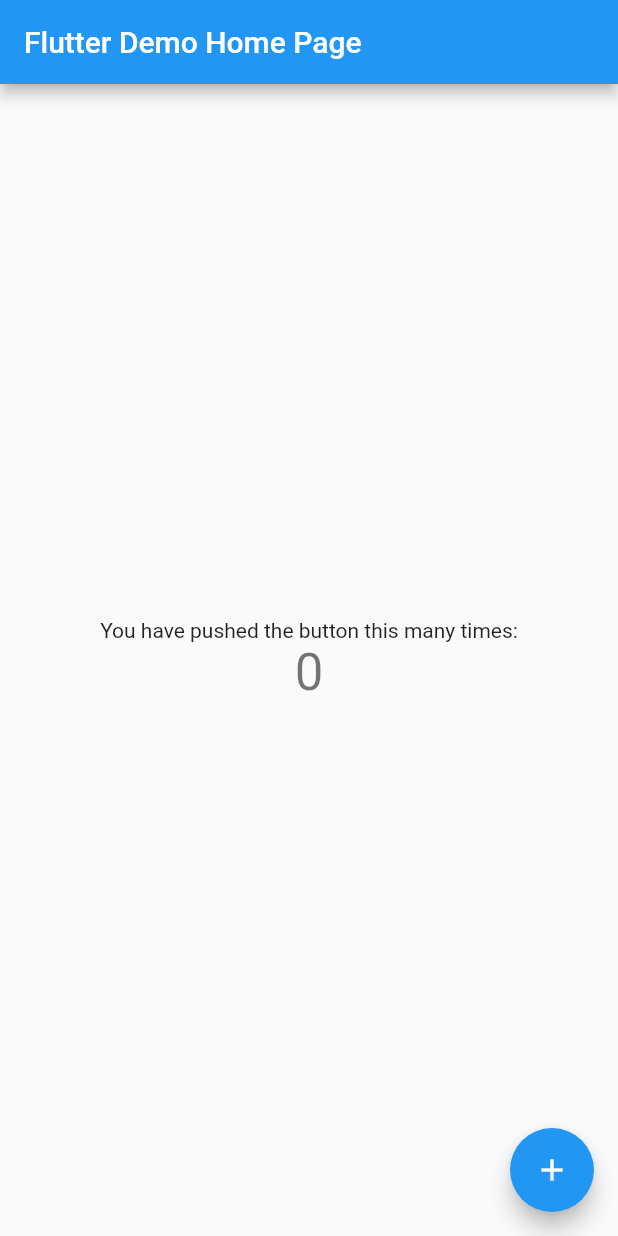
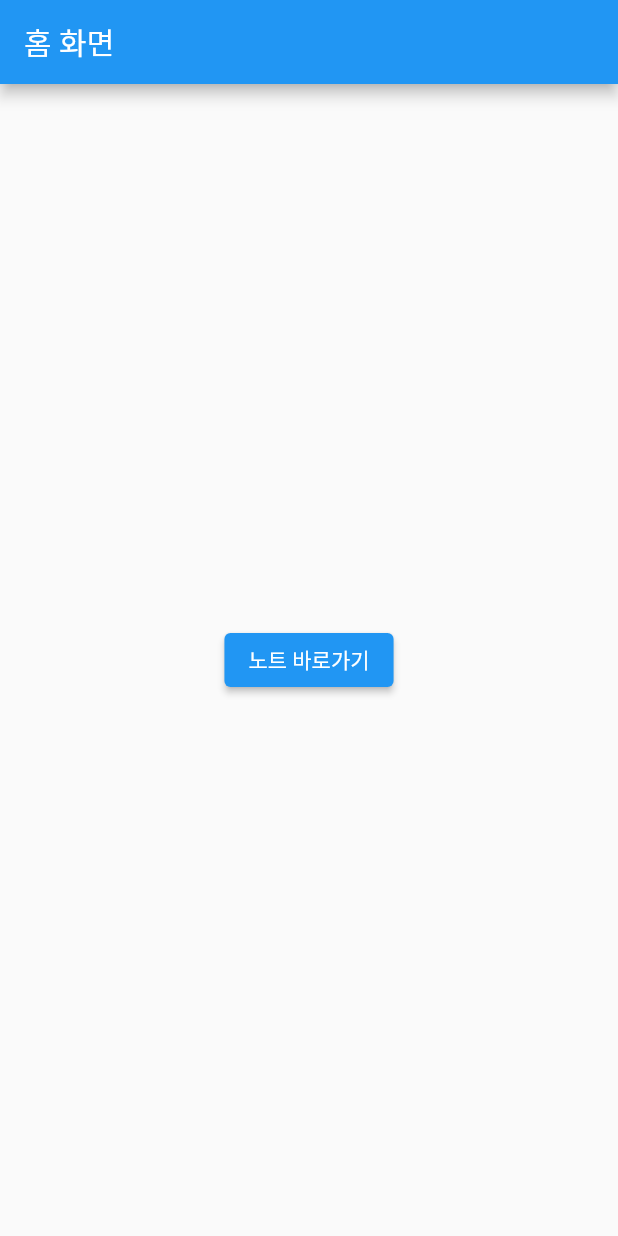
Before and after one commit to bitstep-Be-A/flutter-guide, a Flutter app: the screen it shows after launch, on a phone screen of 412 x 824 dp. Run offline on Flutter 3.47's test engine with Material 2 defaults, Android fonts, the phone set to English and light mode, and no system bars.

```diff
--- a/flutter_app/lib/main.dart
+++ b/flutter_app/lib/main.dart
@@ -1,4 +1,5 @@
 import 'package:flutter/material.dart';
+import 'package:flutter_app/routes.dart';
 
 void main() {
   runApp(const MyApp());
@@ -24,7 +25,7 @@ class MyApp extends StatelessWidget {
         // is not restarted.
         primarySwatch: Colors.blue,
       ),
-      home: const MyHomePage(title: 'Flutter Demo Home Page'),
+      routes: routes,
     );
   }
 }
--- /dev/null
+++ b/flutter_app/lib/pages/home.dart
@@ -0,0 +1,20 @@
+import 'package:flutter/material.dart';
+
+class HomePage extends StatelessWidget {
+  @override
+  Widget build(BuildContext context) {
+    return Scaffold(
+      appBar: AppBar(
+        title: Text('홈 화면'),
+      ),
+      body: Center(
+        child: ElevatedButton(
+          child: Text('노트 바로가기'),
+          onPressed: () {
+            Navigator.pushNamed(context, '/note');
+          },
+        ),
+      ),
+    );
+  }
+}
--- /dev/null
+++ b/flutter_app/lib/routes.dart
@@ -0,0 +1,9 @@
+import 'package:flutter/material.dart';
+
+import 'package:flutter_app/pages/home.dart';
+import 'package:flutter_app/pages/note.dart';
+
+final routes = {
+  '/': (BuildContext context) => HomePage(),
+  '/note': (BuildContext context) => NotePage(),
+};
```
Also changed, not shown: flutter_app/lib/pages/note.dart (added, +20 -0 lines), 5 other files.
